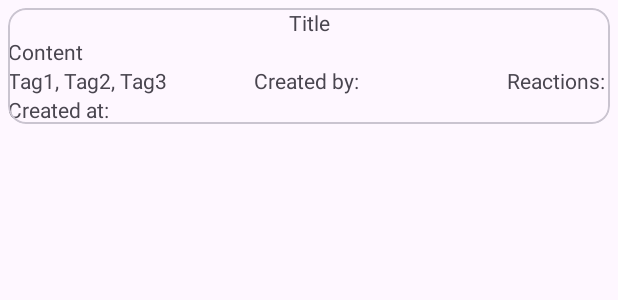
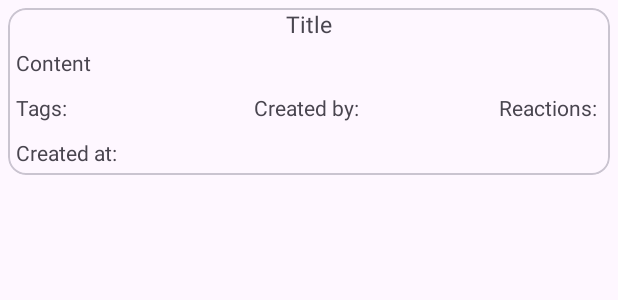
Before and after one commit to leodev8821/AFApp, an Android app: the layout item_post.xml on its own in the app's theme, with its tools: preview values and no code run, on a phone screen of 412 x 824 dp. Shown: the top 300 px of the screen. Run offline under Robolectric (Android 15) with nearby library versions, the phone set to English and light mode, and no system bars; network calls fail.

```diff
--- a/app/src/main/java/com/example/afapp/data/PostResponse.kt
+++ b/app/src/main/java/com/example/afapp/data/PostResponse.kt
@@ -1,16 +1,15 @@
 package com.example.afapp.data
 
-import com.example.afapp.database.Post
 import com.google.gson.annotations.SerializedName
 
 class PostResponse (
-    @SerializedName("results") val results:List<Post>
+    @SerializedName("posts") val posts:List<PostItemResponse>
 )
 {
 
 }
 
-class Post (
+class PostItemResponse (
     @SerializedName("id") val id:Int,
     @SerializedName("title") val title:String,
     @SerializedName("body") val body:String,
--- a/app/src/main/java/com/example/afapp/database/Models.kt
+++ b/app/src/main/java/com/example/afapp/database/Models.kt
@@ -62,6 +62,7 @@ class PostModel {
             COLUMN_TITLE,
             COLUMN_BODY,
             COLUMN_USER_POST,
+            COLUMN_TAGS,
             COLUMN_REACTIONS,
             COLUMN_DATE,
         )
--- a/app/src/main/java/com/example/afapp/database/utils/DBManager.kt
+++ b/app/src/main/java/com/example/afapp/database/utils/DBManager.kt
@@ -31,6 +31,5 @@ class DBManager (context:Context) :
     private fun onDelete(db: SQLiteDatabase) {
         db.execSQL(PostModel.UserTable.SQL_DELETE_TABLE_USER)
         db.execSQL(PostModel.PostTable.SQL_DELETE_TABLE_POST)
-
     }
 }
--- a/app/src/main/res/layout/item_post.xml
+++ b/app/src/main/res/layout/item_post.xml
@@ -1,7 +1,7 @@
 <?xml version="1.0" encoding="utf-8"?>
 <FrameLayout xmlns:android="http://schemas.android.com/apk/res/android"
     android:layout_width="match_parent"
-    android:layout_height="match_parent"
+    android:layout_height="wrap_content"
     android:padding="5dp"
     xmlns:tools="http://schemas.android.com/tools">
 
@@ -20,6 +20,7 @@
                 android:layout_width="match_parent"
                 android:layout_height="wrap_content"
                 tools:text="Title"
+                android:textSize="15sp"
                 android:layout_gravity="center"
                 android:gravity="center"/>
 
@@ -27,11 +28,15 @@
                 android:id="@+id/bodyItemTextView"
                 android:layout_width="match_parent"
                 android:layout_height="wrap_content"
+                android:justificationMode="inter_word"
+                android:padding="5dp"
                 tools:text="Content"/>
+
 
             <FrameLayout
                 android:layout_width="match_parent"
                 android:layout_height="wrap_content"
+                android:padding="5dp"
                 android:orientation="horizontal">
 
                 <TextView
@@ -39,21 +44,21 @@
                     android:layout_width="wrap_content"
                     android:layout_height="wrap_content"
                     android:layout_gravity="start"
-                    tools:text="Tag1, Tag2, Tag3"/>
+                    android:text="Tags: "/>
 
                 <TextView
                     android:id="@+id/userItemTextView"
                     android:layout_width="wrap_content"
                     android:layout_height="wrap_content"
                     android:layout_gravity="center"
-                    tools:text="Created by: "/>
+                    android:text="Created by: "/>
 
                 <TextView
                     android:id="@+id/reactionsItemTextView"
                     android:layout_width="wrap_content"
                     android:layout_height="wrap_content"
                     android:layout_gravity="end"
-                    tools:text= "Reactions: "/>
+                    android:text= "Reactions: "/>
 
             </FrameLayout>
 
@@ -61,7 +66,8 @@
                 android:id="@+id/dateItemtextView"
                 android:layout_width="match_parent"
                 android:layout_height="wrap_content"
-                tools:text="Created at: "/>
+                android:padding="5dp"
+                android:text="Created at: "/>
         </LinearLayout>
     </com.google.android.material.card.MaterialCardView>
 </FrameLayout>
```
Also changed, not shown: app/src/main/java/com/example/afapp/activities/MainActivity.kt (+22 -2 lines), app/src/main/java/com/example/afapp/activities/PostsActivity.kt (+47 -22 lines), app/src/main/java/com/example/afapp/database/providers/UserDAO.kt (+32 -1 lines).
